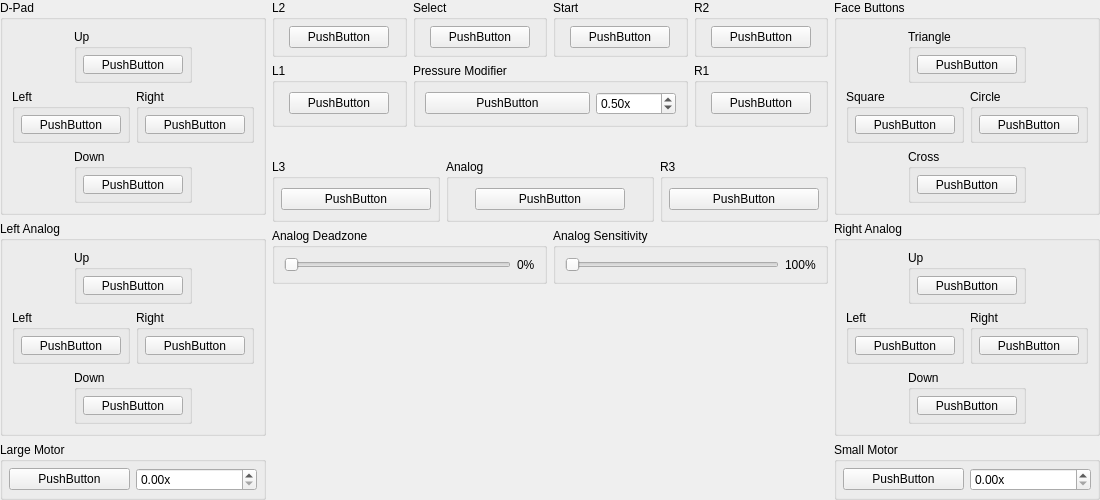
Old version of the form pcsx2-qt/Settings/ControllerBindingWidget_DualShock2.ui in the repository PCSX2/pcsx2.
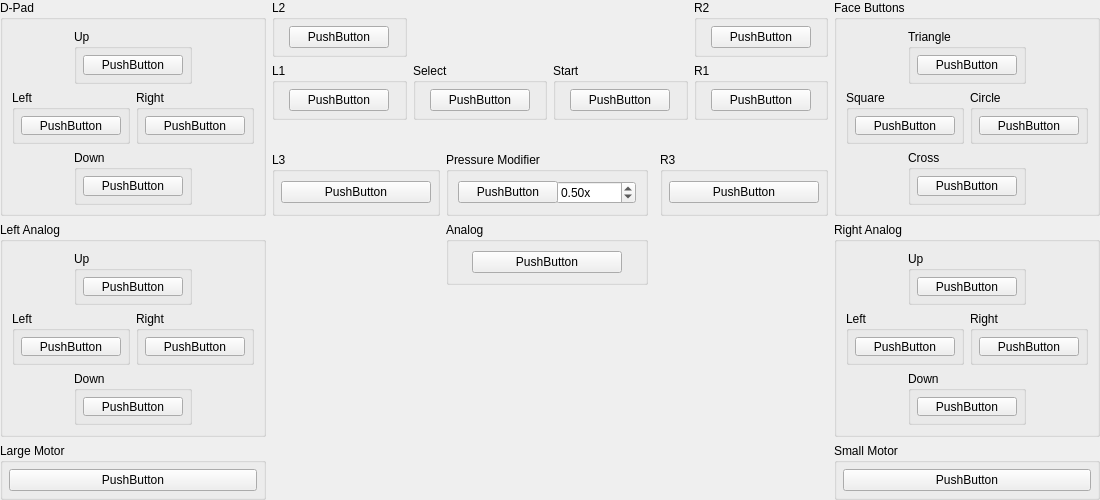
New version of the form. Icons and pictures are not drawn. Custom widgets are drawn as their Qt base class.

Commit message: Qt: Improve controller settings and add macro UI

Diff of the .ui file:
```diff
--- a/pcsx2-qt/Settings/ControllerBindingWidget_DualShock2.ui
+++ b/pcsx2-qt/Settings/ControllerBindingWidget_DualShock2.ui
@@ -415,25 +415,6 @@
           </property>
          </widget>
         </item>
-        <item row="0" column="1">
-         <widget class="QDoubleSpinBox" name="LargeMotorScale">
-          <property name="minimumSize">
-           <size>
-            <width>80</width>
-            <height>0</height>
-           </size>
-          </property>
-          <property name="suffix">
-           <string>x</string>
-          </property>
-          <property name="maximum">
-           <double>3.000000000000000</double>
-          </property>
-          <property name="singleStep">
-           <double>0.100000000000000</double>
-          </property>
-         </widget>
-        </item>
        </layout>
       </widget>
      </item>
@@ -488,74 +469,6 @@
        </layout>
       </widget>
      </item>
-     <item row="0" column="1">
-      <widget class="QGroupBox" name="groupBox_25">
-       <property name="title">
-        <string>Select</string>
-       </property>
-       <layout class="QGridLayout" name="gridLayout_25">
-        <property name="leftMargin">
-         <number>6</number>
-        </property>
-        <property name="topMargin">
-         <number>6</number>
-        </property>
-        <property name="rightMargin">
-         <number>6</number>
-        </property>
-        <property name="bottomMargin">
-         <number>6</number>
-        </property>
-        <item row="0" column="0">
-         <widget class="InputBindingWidget" name="Select">
-          <property name="maximumSize">
-           <size>
-            <width>100</width>
-            <height>16777215</height>
-           </size>
-          </property>
-          <property name="text">
-           <string>PushButton</string>
-          </property>
-         </widget>
-        </item>
-       </layout>
-      </widget>
-     </item>
-     <item row="0" column="2">
-      <widget class="QGroupBox" name="groupBox_26">
-       <property name="title">
-        <string>Start</string>
-       </property>
-       <layout class="QGridLayout" name="gridLayout_26">
-        <property name="leftMargin">
-         <number>6</number>
-        </property>
-        <property name="topMargin">
-         <number>6</number>
-        </property>
-        <property name="rightMargin">
-         <number>6</number>
-        </property>
-        <property name="bottomMargin">
-         <number>6</number>
-        </property>
-        <item row="0" column="0">
-         <widget class="InputBindingWidget" name="Start">
-          <property name="maximumSize">
-           <size>
-            <width>100</width>
-            <height>16777215</height>
-           </size>
-          </property>
-          <property name="text">
-           <string>PushButton</string>
-          </property>
-         </widget>
-        </item>
-       </layout>
-      </widget>
-     </item>
      <item row="0" column="3">
       <widget class="QGroupBox" name="groupBox_23">
        <property name="title">
@@ -624,62 +537,6 @@
        </layout>
       </widget>
      </item>
-     <item row="1" column="1" colspan="2">
-      <widget class="QGroupBox" name="groupBox_34">
-       <property name="title">
-        <string>Pressure Modifier</string>
-       </property>
-       <layout class="QGridLayout" name="gridLayout_34">
-        <item row="0" column="1">
-         <widget class="QDoubleSpinBox" name="PressureModifier">
-          <property name="minimumSize">
-           <size>
-            <width>80</width>
-            <height>0</height>
-           </size>
-          </property>
-          <property name="suffix">
-           <string>x</string>
-          </property>
-          <property name="maximum">
-           <double>1.000000000000000</double>
-          </property>
-          <property name="singleStep">
-           <double>0.010000000000000</double>
-          </property>
-          <property name="value">
-           <double>0.500000000000000</double>
-          </property>
-         </widget>
-        </item>
-        <item row="0" column="0">
-         <widget class="InputBindingWidget" name="Pressure">
-          <property name="sizePolicy">
-           <sizepolicy hsizetype="Expanding" vsizetype="Fixed">
-            <horstretch>0</horstretch>
-            <verstretch>0</verstretch>
-           </sizepolicy>
-          </property>
-          <property name="minimumSize">
-           <size>
-            <width>100</width>
-            <height>0</height>
-           </size>
-          </property>
-          <property name="maximumSize">
-           <size>
-            <width>16777215</width>
-            <height>16777215</height>
-           </size>
-          </property>
-          <property name="text">
-           <string>PushButton</string>
-          </property>
-         </widget>
-        </item>
-       </layout>
-      </widget>
-     </item>
      <item row="1" column="3">
       <widget class="QGroupBox" name="groupBox_24">
        <property name="title">
@@ -714,6 +571,74 @@
        </layout>
       </widget>
      </item>
+     <item row="1" column="2">
+      <widget class="QGroupBox" name="groupBox_26">
+       <property name="title">
+        <string>Start</string>
+       </property>
+       <layout class="QGridLayout" name="gridLayout_26">
+        <property name="leftMargin">
+         <number>6</number>
+        </property>
+        <property name="topMargin">
+         <number>6</number>
+        </property>
+        <property name="rightMargin">
+         <number>6</number>
+        </property>
+        <property name="bottomMargin">
+         <number>6</number>
+        </property>
+        <item row="0" column="0">
+         <widget class="InputBindingWidget" name="Start">
+          <property name="maximumSize">
+           <size>
+            <width>100</width>
+            <height>16777215</height>
+           </size>
+          </property>
+          <property name="text">
+           <string>PushButton</string>
+          </property>
+         </widget>
+        </item>
+       </layout>
+      </widget>
+     </item>
+     <item row="1" column="1">
+      <widget class="QGroupBox" name="groupBox_25">
+       <property name="title">
+        <string>Select</string>
+       </property>
+       <layout class="QGridLayout" name="gridLayout_25">
+        <property name="leftMargin">
+         <number>6</number>
+        </property>
+        <property name="topMargin">
+         <number>6</number>
+        </property>
+        <property name="rightMargin">
+         <number>6</number>
+        </property>
+        <property name="bottomMargin">
+         <number>6</number>
+        </property>
+        <item row="0" column="0">
+         <widget class="InputBindingWidget" name="Select">
+          <property name="maximumSize">
+           <size>
+            <width>100</width>
+            <height>16777215</height>
+           </size>
+          </property>
+          <property name="text">
+           <string>PushButton</string>
+          </property>
+         </widget>
+        </item>
+       </layout>
+      </widget>
+     </item>
     </layout>
    </item>
    <item row="0" column="2" rowspan="3">
@@ -1093,19 +1018,6 @@
           </property>
          </widget>
         </item>
-        <item row="0" column="1">
-         <widget class="QDoubleSpinBox" name="SmallMotorScale">
-          <property name="suffix">
-           <string>x</string>
-          </property>
-          <property name="maximum">
-           <double>3.000000000000000</double>
-          </property>
-          <property name="singleStep">
-           <double>0.100000000000000</double>
-          </property>
-         </widget>
-        </item>
        </layout>
       </widget>
      </item>
@@ -1274,59 +1186,63 @@
        </layout>
       </widget>
      </item>
-     <item row="1" column="2" colspan="2">
-      <widget class="QGroupBox" name="groupBox_30">
+     <item row="0" column="1">
+      <widget class="QGroupBox" name="groupBox_34">
        <property name="title">
-        <string>Analog Sensitivity</string>
+        <string>Pressure Modifier</string>
        </property>
-       <layout class="QHBoxLayout" name="horizontalLayout_2">
-        <item>
-         <widget class="QSlider" name="AxisScale">
+       <layout class="QGridLayout" name="gridLayout_34">
+        <item row="0" column="1">
+         <widget class="QDoubleSpinBox" name="PressureModifier">
+          <property name="minimumSize">
+           <size>
+            <width>80</width>
+            <height>0</height>
+           </size>
+          </property>
+          <property name="suffix">
+           <string>x</string>
+          </property>
           <property name="maximum">
-           <number>200</number>
+           <double>1.000000000000000</double>
           </property>
-          <property name="orientation">
-           <enum>Qt::Horizontal</enum>
+          <property name="singleStep">
+           <double>0.010000000000000</double>
           </property>
-         </widget>
-        </item>
-        <item>
-         <widget class="QLabel" name="AxisScaleLabel">
-          <property name="text">
-           <string>100%</string>
+          <property name="value">
+           <double>0.500000000000000</double>
           </property>
          </widget>
         </item>
-       </layout>
-      </widget>
-     </item>
-     <item row="1" column="0" colspan="2">
-      <widget class="QGroupBox" name="groupBox_33">
-       <property name="title">
-        <string>Analog Deadzone</string>
-       </property>
-       <layout class="QHBoxLayout" name="horizontalLayout_3">
-        <item>
-         <widget class="QSlider" name="Deadzone">
-          <property name="maximum">
-           <number>100</number>
+        <item row="0" column="0">
+         <widget class="InputBindingWidget" name="Pressure">
+          <property name="sizePolicy">
+           <sizepolicy hsizetype="Expanding" vsizetype="Fixed">
+            <horstretch>0</horstretch>
+            <verstretch>0</verstretch>
+           </sizepolicy>
           </property>
-          <property name="orientation">
-           <enum>Qt::Horizontal</enum>
+          <property name="minimumSize">
+           <size>
+            <width>100</width>
+            <height>0</height>
+           </size>
           </property>
-         </widget>
-        </item>
-        <item>
-         <widget class="QLabel" name="DeadzoneLabel">
+          <property name="maximumSize">
+           <size>
+            <width>16777215</width>
+            <height>16777215</height>
+           </size>
+          </property>
           <property name="text">
-           <string>0%</string>
+           <string>PushButton</string>
           </property>
          </widget>
         </item>
        </layout>
       </widget>
      </item>
-     <item row="0" column="1" colspan="2">
+     <item row="1" column="1">
       <widget class="QGroupBox" name="groupBox_31">
        <property name="title">
         <string>Analog</string>
```
Left out of the diff: 27 changed lines with no effect on the pictures. The commit also changes 18 other files.
